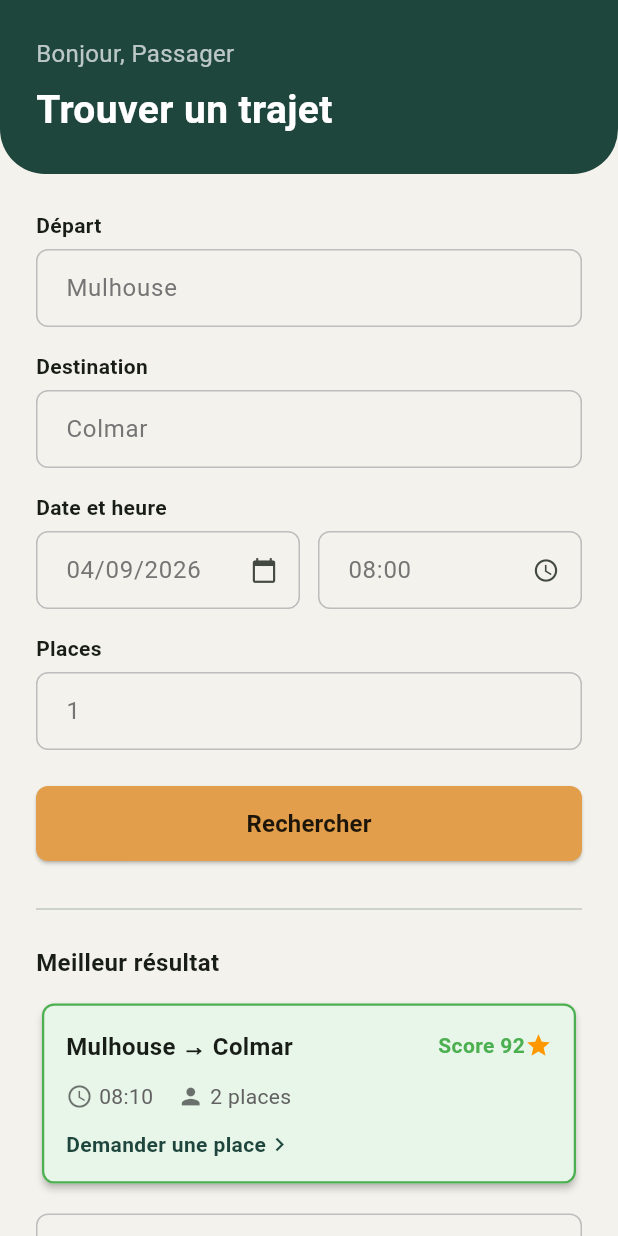
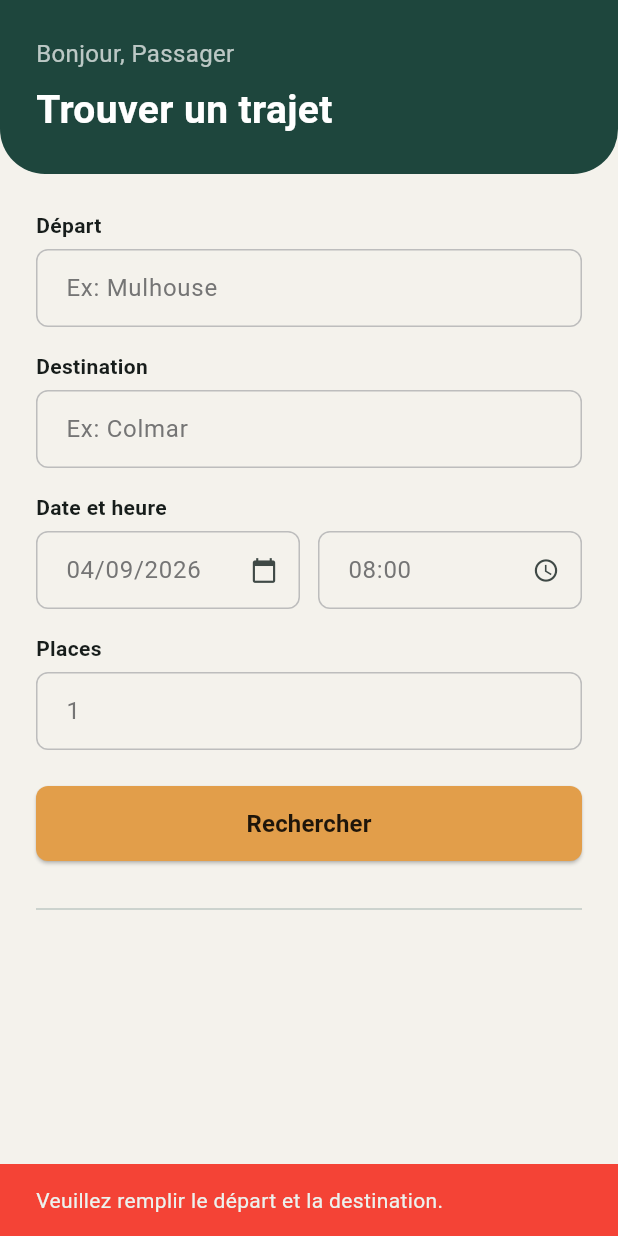
Before and after one commit to WebDeveloperDB/CovoitGo, a Flutter app: the PassagerAccueilScreen screen opened directly, after a tap on "Rechercher", on a phone screen of 412 x 824 dp. Run offline on Flutter 3.47's test engine with Material 3 defaults, Android fonts, the phone set to English and light mode, and no system bars.

Commit message:
ajout de page de reservation pour passager

```diff
--- a/mobile/lib/screens/passager_accueil_screen.dart
+++ b/mobile/lib/screens/passager_accueil_screen.dart
@@ -1,5 +1,6 @@
 import 'package:flutter/material.dart';
 import '../services/api_service.dart';
+import 'passager_reservation_screen.dart';
 
 class PassagerAccueilScreen extends StatefulWidget {
   const PassagerAccueilScreen({super.key});
@@ -23,9 +24,11 @@ class _PassagerAccueilScreenState extends State<PassagerAccueilScreen> {
   DateTime? selectedDate;
   TimeOfDay? selectedTime;
 
-  // Controller für die Textfelder, um den Text per Code (nach Auswahl im Kalender) ändern zu können
   final TextEditingController _dateController = TextEditingController();
   final TextEditingController _timeController = TextEditingController();
+  final TextEditingController _departController = TextEditingController();
+  final TextEditingController _destinationController = TextEditingController();
+  final TextEditingController _placesController = TextEditingController();
 
   // Methode, um den Kalender zu öffnen (Date Picker)
   Future<void> _selectDate(BuildContext context) async {
@@ -85,20 +88,26 @@ class _PassagerAccueilScreenState extends State<PassagerAccueilScreen> {
                 ),
                 Expanded(
                   child: resultatsApi.isEmpty
-                    ? const Center(child: Text("Keine weiteren Fahrten gefunden."))
+                    ? const Center(child: Text("Aucun trajet trouvé"))
                     : ListView.builder(
                         controller: scrollController,
                         itemCount: resultatsApi.length,
                         itemBuilder: (context, index) {
                           final trajet = resultatsApi[index];
-                          // Da wir die JSON Struktur noch nicht genau kennen,
-                          // nutzen wir vorerst Dummy-Texte für die Darstellung,
-                          // aber wir generieren so viele Karten wie Ergebnisse!
+                          final departLabel = trajet['depart']?['label'] ?? 'Inconnu';
+                          final destinationLabel = trajet['destination']?['label'] ?? 'Inconnu';
+                          final score = trajet['score'] ?? 'N/A';
+
                           return Card(
                             margin: const EdgeInsets.symmetric(horizontal: 16, vertical: 8),
                             child: ListTile(
-                              title: const Text("Mulhouse → Colmar (API)"),
-                              subtitle: Text("Score: ${trajet['scoreCompatibilite'] ?? 'N/A'}%"),
+                              onTap: () {
+                                Navigator.push(context, MaterialPageRoute(
+                                  builder: (context) => PassagerReservationScreen(trajet: trajet),
+                                ));
+                              },
+                              title: Text("$departLabel → $destinationLabel"),
+                              subtitle: Text("Score: $score%"),
                               trailing: const Icon(Icons.arrow_forward_ios, size: 16),
                             ),
                           );
@@ -114,14 +123,14 @@ class _PassagerAccueilScreenState extends State<PassagerAccueilScreen> {
   }
 
   // Hilfsmethode, um normale Textfelder (Départ, Destination, Places) zu bauen
-  Widget _buildTextField(String label, String hint, {TextInputType keyboardType = TextInputType.text}) {
+  Widget _buildTextField(String label, String hint, {TextInputType keyboardType = TextInputType.text, TextEditingController? controller}) {
     return Column(
       crossAxisAlignment: CrossAxisAlignment.start,
       children: [
         Text(label, style: const TextStyle(fontWeight: FontWeight.bold, fontSize: 14)),
         const SizedBox(height: 6),
         TextField(
-          // Hier können wir nun bestimmen, ob die Tastatur nur Zahlen oder auch Buchstaben anzeigt
+          controller: controller,
           keyboardType: keyboardType,
           decoration: InputDecoration(
             hintText: hint,
@@ -198,11 +207,11 @@ class _PassagerAccueilScreenState extends State<PassagerAccueilScreen> {
                   crossAxisAlignment: CrossAxisAlignment.start,
                   children: [
                     // Startort
-                    _buildTextField("Départ", "Mulhouse"),
+                    _buildTextField("Départ", "Ex: Mulhouse", controller: _departController),
                     const SizedBox(height: 16),
 
                     // Zielort
-                    _buildTextField("Destination", "Colmar"),
+                    _buildTextField("Destination", "Ex: Colmar", controller: _destinationController),
                     const SizedBox(height: 16),
 
                     // Datum und Uhrzeit nebeneinander
@@ -254,7 +263,7 @@ class _PassagerAccueilScreenState extends State<PassagerAccueilScreen> {
                     const SizedBox(height: 16),
 
                     // Zusatzfeld für "Places", zwingt die Handy-Tastatur auf "Nur Zahlen"
-                    _buildTextField("Places", "1", keyboardType: TextInputType.number),
+                    _buildTextField("Places", "1", keyboardType: TextInputType.number, controller: _placesController),
                     const SizedBox(height: 24),
 
                     // Rechercher Button in Orange
@@ -268,15 +277,30 @@ class _PassagerAccueilScreenState extends State<PassagerAccueilScreen> {
                           shape: RoundedRectangleBorder(borderRadius: BorderRadius.circular(8)),
                         ),
                         onPressed: () async {
-                          // 1. Koordinaten Mulhouse -> Colmar für die Demo
-                          // In echt würden wir die Adresse aus dem TextField in Koordinaten umwandeln.
+                          // Validation
+                          if (_departController.text.isEmpty || _destinationController.text.isEmpty) {
+                            ScaffoldMessenger.of(context).showSnackBar(const SnackBar(content: Text('Veuillez remplir le départ et la destination.'), backgroundColor: Colors.red));
+                            return;
+                          }
+                          if (_dateController.text.isEmpty || _timeController.text.isEmpty) {
+                            ScaffoldMessenger.of(context).showSnackBar(const SnackBar(content: Text('Veuillez sélectionner la date et l\'heure.'), backgroundColor: Colors.red));
+                            return;
+                          }
+                          final places = int.tryParse(_placesController.text) ?? 0;
+                          if (places <= 0) {
+                            ScaffoldMessenger.of(context).showSnackBar(const SnackBar(content: Text('Le nombre de places doit être supérieur à zéro.'), backgroundColor: Colors.red));
+                            return;
+                          }
+
+                          // 1. Koordinaten Demo (In echt würden wir Geocoding verwenden)
+                          // Wir tun so, als ob wir Mulhouse -> Colmar anfragen
                           final result = await ApiService.rechercherTrajets(
-                            latDepart: 47.7508, // Mulhouse
+                            latDepart: 47.7508,
                             lonDepart: 7.3359,
-                            latArrivee: 48.0794, // Colmar
+                            latArrivee: 48.0794,
                             lonArrivee: 7.3585,
-                            heureDepart: "2026-09-15T08:30:00Z", // Datum im ISO-Format
-                            places: 1,
+                            heureDepart: "2026-09-15T08:30:00Z", // Demo-Datum (ISO)
+                            places: places,
                           );
 
                           setState(() {
@@ -296,13 +320,19 @@ class _PassagerAccueilScreenState extends State<PassagerAccueilScreen> {
                     // 3. ERGEBNIS-ANZEIGE (Meilleur Résultat)
                     // ==========================================
                     if (hasSearched) ...[
+                      if (resultatsApi.isEmpty)
+                        const Padding(
+                          padding: EdgeInsets.symmetric(vertical: 20),
+                          child: Center(child: Text("Aucun trajet trouvé pour ces critères.", style: TextStyle(color: Colors.red, fontWeight: FontWeight.bold))),
+                        )
+                      else ...[
                         const Text(
                           "Meilleur résultat",
                           style: TextStyle(fontSize: 16, fontWeight: FontWeight.bold),
                         ),
                         const SizedBox(height: 12),
 
-                      // Kasten für das beste Ergebnis (wie gewünscht: wieder mit schönem grünen Design)
+                        // Kasten für das beste Ergebnis
                         Card(
                           color: Colors.green.shade50, // Sehr heller grüner Hintergrund
                           elevation: 2, // Leichter Schatten
@@ -316,14 +346,20 @@ class _PassagerAccueilScreenState extends State<PassagerAccueilScreen> {
                               crossAxisAlignment: CrossAxisAlignment.start,
                               children: [
                                 // Score und Stern-Icon ganz oben rechts
-                              const Row(
+                                Row(
                                   mainAxisAlignment: MainAxisAlignment.spaceBetween,
                                   children: [
-                                  Text("Mulhouse → Colmar", style: TextStyle(fontWeight: FontWeight.bold, fontSize: 16)),
+                                    Expanded(
+                                      child: Text(
+                                        "${resultatsApi.first['depart']?['label'] ?? 'Inconnu'} → ${resultatsApi.first['destination']?['label'] ?? 'Inconnu'}",
+                                        style: const TextStyle(fontWeight: FontWeight.bold, fontSize: 16),
+                                        overflow: TextOverflow.ellipsis,
+                                      ),
+                                    ),
                                     Row(
                                       children: [
-                                      Text("Score 92", style: TextStyle(fontWeight: FontWeight.bold, color: Colors.green)),
-                                      Icon(Icons.star, color: Colors.orange, size: 18),
+                                        Text("Score ${resultatsApi.first['score'] ?? 'N/A'}", style: const TextStyle(fontWeight: FontWeight.bold, color: Colors.green)),
+                                        const Icon(Icons.star, color: Colors.orange, size: 18),
                                       ],
                                     ),
                                   ],
@@ -334,19 +370,27 @@ class _PassagerAccueilScreenState extends State<PassagerAccueilScreen> {
                                   children: [
                                     const Icon(Icons.access_time, size: 18, color: Colors.black54),
                                     const SizedBox(width: 4),
-                                  Text("08:10", style: TextStyle(color: Colors.grey.shade700, fontSize: 14)),
+                                    Text(
+                                      (resultatsApi.first['heureDepart'] ?? '08:10').toString().contains('T')
+                                        ? (resultatsApi.first['heureDepart'] as String).split('T')[1].substring(0, 5)
+                                        : (resultatsApi.first['heureDepart'] ?? '08:10'),
+                                      style: TextStyle(color: Colors.grey.shade700, fontSize: 14)
+                                    ),
                                     const SizedBox(width: 16),
                                     const Icon(Icons.person, size: 18, color: Colors.black54),
                                     const SizedBox(width: 4),
-                                  Text("2 places", style: TextStyle(color: Colors.grey.shade700, fontSize: 14)),
+                                    Text("${resultatsApi.first['placesDisponibles'] ?? '?'} places", style: TextStyle(color: Colors.grey.shade700, fontSize: 14)),
                                   ],
                                 ),
                               const SizedBox(height: 12),
                               // Der Button/Link "Demander une place"
                               GestureDetector(
                                 onTap: () {
-                                  // HIER WIRD SPÄTER DIE SEITE GEWECHSELT!
-                                  // Code kommt später: Navigator.push(context, MaterialPageRoute(builder: (context) => DemandeTrajetScreen()));
+                                  Navigator.push(context, MaterialPageRoute(
+                                    builder: (context) => PassagerReservationScreen(
+                                      trajet: resultatsApi.isNotEmpty ? resultatsApi.first : {}
+                                    ),
+                                  ));
                                 },
                                 child: const Row(
                                   children: [
@@ -360,9 +404,11 @@ class _PassagerAccueilScreenState extends State<PassagerAccueilScreen> {
                         ),
                       ),
 
+                      ],
                       const SizedBox(height: 16),
 
                       // Button für die restlichen Ergebnisse
+                      if (resultatsApi.isNotEmpty)
                         SizedBox(
                           width: double.infinity,
                           height: 50,
```
Also changed, not shown: mobile/lib/main.dart (+58 -21 lines), mobile/lib/screens/passager_reservation_screen.dart (added, +151 -0 lines), 3 other files. Lines whose indentation alone changed are shown as unchanged.
